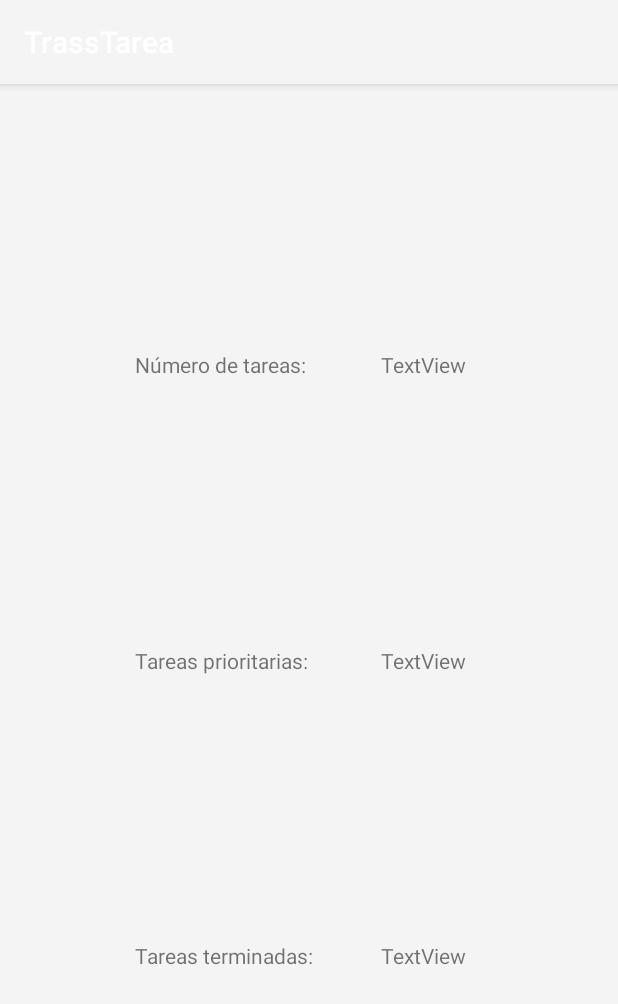
After one commit to JulioAlberto89/TrassTareaAvanzada, an Android app: the EstadisticasActivity screen opened directly, with no data from a screen before it, on a phone screen of 412 x 824 dp. The commit adds this screen. Shown: the top 1004 px of the screen. Run offline under Robolectric (Android 15) with nearby library versions, the phone set to English and light mode, and no system bars.

Commit message:
las letras ya se cambian en las preferencias. Botón de estadísticas con actividad creada, aunque sin terminada. Base de datos comentada

```diff
--- a/app/build.gradle.kts
+++ b/app/build.gradle.kts
@@ -36,6 +36,7 @@ dependencies {
     implementation("androidx.appcompat:appcompat:1.6.1")
     implementation("com.google.android.material:material:1.10.0")
     implementation("androidx.preference:preference:1.2.1")
+    implementation("androidx.constraintlayout:constraintlayout:2.1.4")
     testImplementation("junit:junit:4.13.2")
     androidTestImplementation("androidx.test.ext:junit:1.1.5")
     androidTestImplementation("androidx.test.espresso:espresso-core:3.5.1")
--- a/app/src/main/AndroidManifest.xml
+++ b/app/src/main/AndroidManifest.xml
@@ -12,6 +12,9 @@
         android:supportsRtl="true"
         android:theme="@style/Theme.TrassTarea"
         tools:targetApi="34">
+        <activity
+            android:name=".actividades.EstadisticasActivity"
+            android:exported="false" />
         <activity
             android:name=".actividades.SettingsActivity"
             android:exported="false"
--- /dev/null
+++ b/app/src/main/java/iestrassierra/jlcamunas/trasstarea/actividades/EstadisticasActivity.java
@@ -0,0 +1,16 @@
+package iestrassierra.jlcamunas.trasstarea.actividades;
+
+import androidx.appcompat.app.AppCompatActivity;
+
+import android.os.Bundle;
+
+import iestrassierra.jlcamunas.trasstarea.R;
+
+public class EstadisticasActivity extends AppCompatActivity {
+
+    @Override
+    protected void onCreate(Bundle savedInstanceState) {
+        super.onCreate(savedInstanceState);
+        setContentView(R.layout.activity_estadisticas);
+    }
+}
--- a/app/src/main/java/iestrassierra/jlcamunas/trasstarea/actividades/ListadoTareasActivity.java
+++ b/app/src/main/java/iestrassierra/jlcamunas/trasstarea/actividades/ListadoTareasActivity.java
@@ -232,6 +232,11 @@ public class ListadoTareasActivity extends AppCompatActivity {
         } else if (id == R.id.item_preferences) {
             Intent intent = new Intent(this, SettingsActivity.class);
             lanzadorPreferencias.launch(intent);
+            return true;
+        }
+        else if (id == R.id.item_estadisticas) {
+            Intent intent = new Intent(this, EstadisticasActivity.class);
+            startActivity(intent);
             return true;
         }
 
--- a/app/src/main/java/iestrassierra/jlcamunas/trasstarea/actividades/SettingsActivity.java
+++ b/app/src/main/java/iestrassierra/jlcamunas/trasstarea/actividades/SettingsActivity.java
@@ -102,6 +102,12 @@ public class SettingsActivity extends AppCompatActivity {
                     configuration.fontScale = fontScale;
                     DisplayMetrics metrics = getResources().getDisplayMetrics();
                     getResources().updateConfiguration(configuration, metrics);
+
+                    // Reinicia la actividad para que los cambios surtan efecto en el momento
+                    Intent intent = getActivity().getIntent();
+                    getActivity().finish();
+                    startActivity(intent);
+
                     return true;
                 });
             }
--- a/app/src/main/java/iestrassierra/jlcamunas/trasstarea/basedatos/TareaDAO.java
+++ b/app/src/main/java/iestrassierra/jlcamunas/trasstarea/basedatos/TareaDAO.java
@@ -9,7 +9,7 @@ import androidx.room.Query;
 import java.util.List;
 
 import iestrassierra.jlcamunas.trasstarea.modelo.Tarea;
-
+/*
 @Dao
 public interface TareaDAO {
     //Anotación que permite realizar una consulta de todos las Tareas de la lista
@@ -37,3 +37,4 @@ public interface TareaDAO {
     //Método que realiza el borrado anterior
     void delete(Tarea tarea);
 }
+*/
--- a/app/src/main/java/iestrassierra/jlcamunas/trasstarea/basedatos/TareaDataBase.java
+++ b/app/src/main/java/iestrassierra/jlcamunas/trasstarea/basedatos/TareaDataBase.java
@@ -7,7 +7,7 @@ import androidx.room.Room;
 import androidx.room.RoomDatabase;
 
 import iestrassierra.jlcamunas.trasstarea.modelo.Tarea;
-
+/*
 @Database(entities = {Tarea.class}, version = 1, exportSchema = false)
 public abstract class TareaDataBase extends RoomDatabase {
     private static TareaDataBase INSTANCIA;
@@ -29,3 +29,4 @@ public abstract class TareaDataBase extends RoomDatabase {
 
     public abstract TareaDAO productoDAO();
 }
+*/
--- a/app/src/main/java/iestrassierra/jlcamunas/trasstarea/modelo/Tarea.java
+++ b/app/src/main/java/iestrassierra/jlcamunas/trasstarea/modelo/Tarea.java
@@ -41,6 +41,7 @@ public class Tarea implements Parcelable {
     private Boolean prioritaria;
     @ColumnInfo(name = "descripcion")
     private String descripcion;
+    /*
     @ColumnInfo(name = "url_doc")
     private String URL_doc;
     @ColumnInfo(name = "url_img")
@@ -49,8 +50,11 @@ public class Tarea implements Parcelable {
     private String URL_aud;
     @ColumnInfo(name = "url_vid")
     private String URL_vid;
+     */
 
     // Constructor
+    public Tarea(){
+    }
 
     public Tarea(String titulo, String fechaCreacion, String fechaObjetivo, int progreso, boolean prioritaria, String descripcion) {
         this.id = ++contador_id;
@@ -62,6 +66,7 @@ public class Tarea implements Parcelable {
         this.descripcion = descripcion;
     }
 
+    /*
     public Tarea(String titulo, String fechaCreacion, String fechaObjetivo, int progreso, boolean prioritaria, String descripcion, String URL_doc, String URL_img, String URL_aud, String URL_vid) {
         this.id = ++contador_id;
         this.titulo = titulo;
@@ -75,6 +80,7 @@ public class Tarea implements Parcelable {
         this.URL_aud = URL_aud;
         this.URL_vid = URL_vid;
     }
+     */
 
     // Getters y setters para acceder y modificar los atributos
 
@@ -142,6 +148,7 @@ public class Tarea implements Parcelable {
         this.descripcion = descripcion;
     }
 
+    /*
     public String getURL_doc() {
         return URL_doc;
     }
@@ -173,7 +180,7 @@ public class Tarea implements Parcelable {
     public void setURL_vid(String URL_vid) {
         this.URL_vid = URL_vid;
     }
-
+*/
     //Otros métodos
     private boolean validarFormatoFecha(@NonNull String fecha) {
         String regex = "^(0[1-9]|[12][0-9]|3[01])/(0[1-9]|1[0-2])/(19|20)\\d\\d$";
--- /dev/null
+++ b/app/src/main/res/layout/activity_estadisticas.xml
@@ -0,0 +1,64 @@
+<?xml version="1.0" encoding="utf-8"?>
+<androidx.constraintlayout.widget.ConstraintLayout xmlns:android="http://schemas.android.com/apk/res/android"
+    xmlns:app="http://schemas.android.com/apk/res-auto"
+    xmlns:tools="http://schemas.android.com/tools"
+    android:layout_width="match_parent"
+    android:layout_height="match_parent"
+    tools:context=".actividades.EstadisticasActivity">
+
+    <TextView
+        android:id="@+id/tvNumAct"
+        android:layout_width="wrap_content"
+        android:layout_height="wrap_content"
+        android:layout_marginStart="90dp"
+        android:text="Número de tareas:"
+        app:layout_constraintBottom_toTopOf="@+id/tvNumPrio"
+        app:layout_constraintStart_toStartOf="parent"
+        app:layout_constraintTop_toTopOf="parent" />
+
+    <TextView
+        android:id="@+id/tvNumActDato"
+        android:layout_width="wrap_content"
+        android:layout_height="wrap_content"
+        android:layout_marginStart="50dp"
+        android:text="TextView"
+        app:layout_constraintBottom_toTopOf="@+id/tvNumPrioDato"
+        app:layout_constraintStart_toEndOf="@+id/tvNumAct"
+        app:layout_constraintTop_toTopOf="parent" />
+
+    <TextView
+        android:id="@+id/tvNumPrio"
+        android:layout_width="wrap_content"
+        android:layout_height="wrap_content"
+        android:text="Tareas prioritarias:"
+        app:layout_constraintBottom_toTopOf="@+id/tvNumTerminadas"
+        app:layout_constraintStart_toStartOf="@+id/tvNumAct"
+        app:layout_constraintTop_toBottomOf="@+id/tvNumAct" />
+
+    <TextView
+        android:id="@+id/tvNumPrioDato"
+        android:layout_width="wrap_content"
+        android:layout_height="wrap_content"
+        android:text="TextView"
+        app:layout_constraintBottom_toTopOf="@+id/tvNumTerminadasDato"
+        app:layout_constraintEnd_toEndOf="@+id/tvNumActDato"
+        app:layout_constraintTop_toBottomOf="@+id/tvNumActDato" />
+
+    <TextView
+        android:id="@+id/tvNumTerminadas"
+        android:layout_width="wrap_content"
+        android:layout_height="wrap_content"
+        android:text="Tareas terminadas:"
+        app:layout_constraintBottom_toBottomOf="parent"
+        app:layout_constraintStart_toStartOf="@+id/tvNumPrio"
+        app:layout_constraintTop_toBottomOf="@+id/tvNumPrio" />
+
+    <TextView
+        android:id="@+id/tvNumTerminadasDato"
+        android:layout_width="wrap_content"
+        android:layout_height="wrap_content"
+        android:text="TextView"
+        app:layout_constraintBottom_toBottomOf="parent"
+        app:layout_constraintEnd_toEndOf="@+id/tvNumPrioDato"
+        app:layout_constraintTop_toBottomOf="@+id/tvNumPrioDato" />
+</androidx.constraintlayout.widget.ConstraintLayout>
--- a/app/src/main/res/menu/menu.xml
+++ b/app/src/main/res/menu/menu.xml
@@ -27,6 +27,11 @@
         android:layout_height="wrap_content"
         android:title="@string/item_acerca_de" />
     <item
+        android:id="@+id/item_estadisticas"
+        android:layout_width="wrap_content"
+        android:layout_height="wrap_content"
+        android:title="@string/estadisticas" />
+    <item
         android:id="@+id/item_exit"
         android:layout_width="wrap_content"
         android:layout_height="wrap_content"
--- a/app/src/main/res/values/strings.xml
+++ b/app/src/main/res/values/strings.xml
@@ -87,6 +87,7 @@
 
     <string name="preferences_restablecer">Restablecer</string>
     <string name="preferences_restablecer_configuracion">Restablecer configuración</string>
+    <string name="estadisticas">Estadísticas</string>
 
     <string name="btn_documento">Documentos</string>
     <string name="btn_imagen">Imágenes</string>
```
Also changed, not shown: 1 other file.
